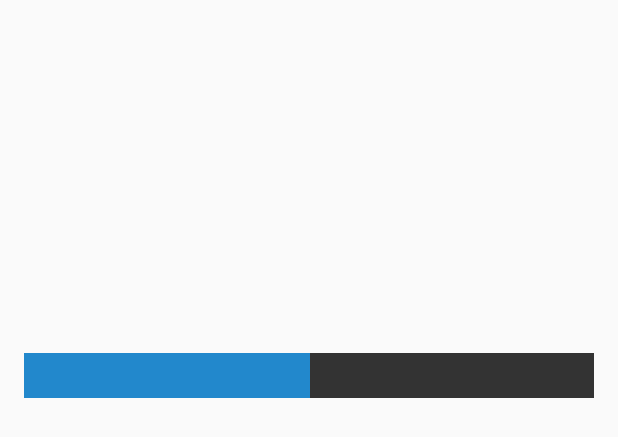
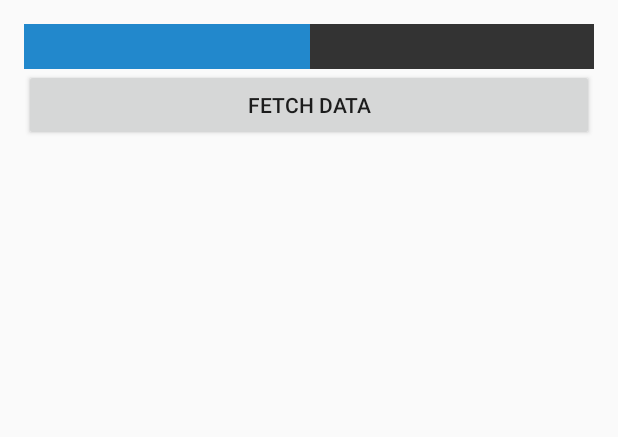
Before and after one commit to meghlal/AndroidWebDemo-Fuel, an Android app: the layout activity_get.xml on its own in the app's theme, with its tools: preview values and no code run, on a phone screen of 412 x 824 dp. Shown: the top 437 px of the screen. Run offline under Robolectric (Android 15) with nearby library versions, the phone set to English and light mode, and no system bars.

```diff
--- a/app/src/main/res/layout/activity_get.xml
+++ b/app/src/main/res/layout/activity_get.xml
@@ -7,52 +7,82 @@
     tools:context="com.krbmsoft.webappdemo.Get">
 
 
+    <RelativeLayout
+        android:layout_width="match_parent"
+        android:layout_height="wrap_content"
+        android:id="@+id/rv"
+        android:layout_alignParentTop="true"
+        android:layout_centerHorizontal="true">
+
+        <LinearLayout
+            android:orientation="horizontal"
+            android:layout_width="fill_parent"
+            android:layout_height="wrap_content"
+            android:id="@+id/inputwrap"
+
+            android:layout_alignParentTop="true">
+            <EditText
+                android:layout_width="1dp"
+                android:layout_weight="1"
+                android:paddingLeft="5dp"
+                android:layout_height="30dp"
+                android:id="@+id/p1"
+                android:textColor="#fff"
+                android:background="#28c" />
+
+            <EditText
+                android:layout_width="0dp"
+                android:layout_height="30dp"
+                android:paddingLeft="5dp"
+                android:id="@+id/p2"
+                android:textColor="#fff"
+                android:layout_weight="1"
+                android:background="#333" />
+        </LinearLayout>
+        <Button
+            android:layout_width="fill_parent"
+            android:layout_height="wrap_content"
+
+            android:text="Fetch Data"
+            android:id="@+id/getdata"
+            android:layout_gravity="center_vertical"
+            android:layout_below="@+id/inputwrap"
+            android:layout_alignParentLeft="true"
+            android:layout_alignParentStart="true" />
+
+
+
+    </RelativeLayout>
     <ScrollView
         android:layout_width="fill_parent"
         android:layout_height="wrap_content"
         android:id="@+id/scrollView"
+        android:minHeight="30dp"
+        android:layout_below="@+id/rv"
         android:layout_alignParentLeft="true"
-        android:layout_alignParentStart="true"
-        android:layout_marginBottom="200dp"
-        android:layout_alignParentTop="true" >
+        android:layout_alignParentStart="true">
+
+        <TextView android:text=""
+            android:layout_width="fill_parent"
+            android:layout_height="wrap_content"
+            android:id="@+id/name" />
+
+    </ScrollView>
+    <ScrollView
+        android:layout_width="fill_parent"
+        android:layout_height="wrap_content"
+        android:id="@+id/scrollView2"
+        android:minHeight="30dp"
+        android:layout_below="@+id/scrollView"
+        android:layout_alignParentLeft="true"
+        android:layout_alignParentStart="true">
 
         <TextView android:text=""
             android:layout_width="fill_parent"
             android:layout_height="wrap_content"
             android:id="@+id/main_result_text" />
 
-        </ScrollView>
+    </ScrollView>
 
 
-    <RelativeLayout
-        android:layout_width="match_parent"
-        android:layout_height="match_parent"
-        android:layout_alignParentBottom="true"
-        android:layout_centerHorizontal="true"
-        android:layout_below="@+id/scrollView">
-
-
-        <LinearLayout
-            android:orientation="horizontal"
-            android:layout_width="fill_parent"
-            android:layout_height="match_parent"
-            android:layout_alignParentTop="true"
-            android:layout_alignParentLeft="true"
-            android:layout_alignParentStart="true">
-            <EditText
-                android:layout_width="1dp"
-                android:layout_weight="1"
-                android:layout_height="30dp"
-                android:id="@+id/p1"
-                android:background="#28c" />
-
-            <EditText
-                android:layout_width="0dp"
-                android:layout_height="30dp"
-                android:id="@+id/p2"
-                android:layout_weight="1"
-                android:background="#333" />
-        </LinearLayout>
-
-    </RelativeLayout>
 </RelativeLayout>
```
Also changed, not shown: app/src/main/java/com/krbmsoft/webappdemo/Get.java (+43 -5 lines), 1 other file.
